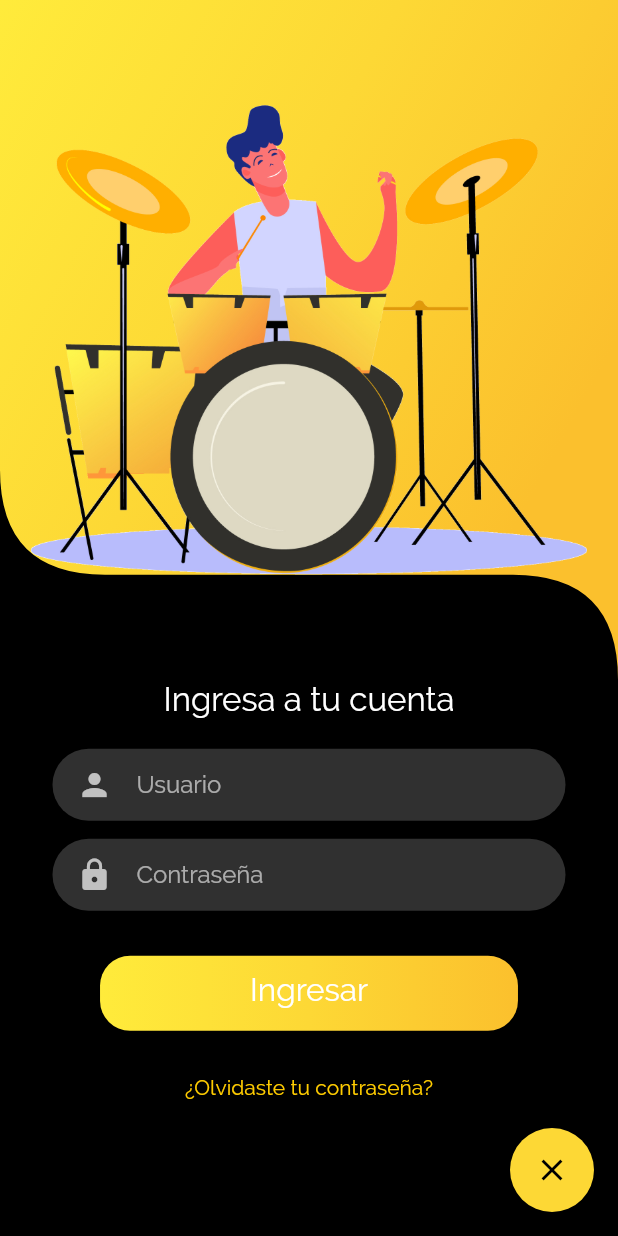
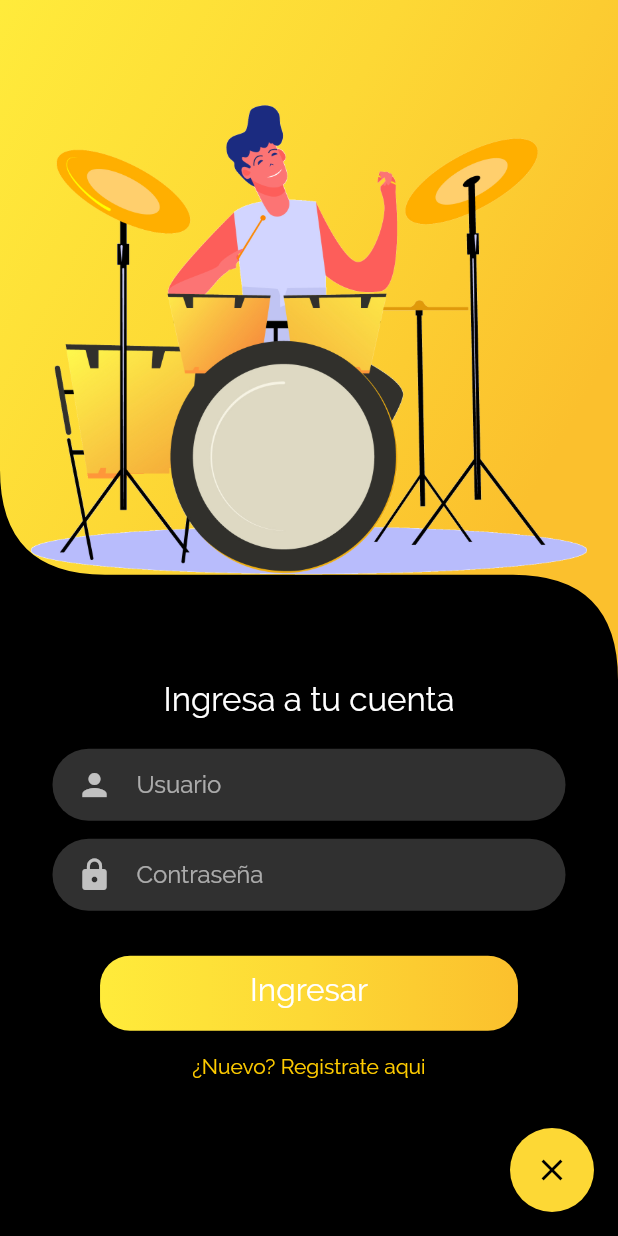
Before and after one commit to luisyozil/Proyecto_Ubicua, a Flutter app: the Login2 screen opened directly, on a phone screen of 412 x 824 dp. Run offline on Flutter 3.47's test engine with Material 2 defaults, Android fonts, the phone set to English and light mode, and no system bars; our stand-ins replace cloud_firestore, firebase_auth, firebase_storage, image_picker, material_design_icons_flutter, simple_animations; missing offline and left inert: flutter_slider_indicator; accounts and stored records are empty.

Commit message:
Se agrego boton de registro

```diff
--- a/lib/login2.dart
+++ b/lib/login2.dart
@@ -96,12 +96,15 @@ class _FormLoginState extends State<FormLogin> {
 
   Future<void> Verifica() async {
     final formstate = _formkey.currentState;
-    if(formstate.validate()){
+    if (formstate.validate()) {
       formstate.save();
-      try{
-        AuthResult usuario = await FirebaseAuth.instance.signInWithEmailAndPassword(email: _email.text.trim(), password: _pass.text);
-        Navigator.push(context, MaterialPageRoute(builder: (context)=>Inicio(usuario.user)));
-      }catch(error){
+      try {
+        AuthResult usuario = await FirebaseAuth.instance
+            .signInWithEmailAndPassword(
+                email: _email.text.trim(), password: _pass.text);
+        Navigator.push(context,
+            MaterialPageRoute(builder: (context) => Inicio(usuario.user)));
+      } catch (error) {
         print(error.toString());
       }
     }
@@ -131,9 +134,8 @@ class _FormLoginState extends State<FormLogin> {
               child: Padding(
                 padding: EdgeInsets.only(left: 16, right: 16),
                 child: TextFormField(
-                  validator: (input){
-                    if(input.isEmpty)
-                      return "Ingrese su Correo";
+                  validator: (input) {
+                    if (input.isEmpty) return "Ingrese su Correo";
                   },
                   onSaved: (input) => _email.text = input,
                   controller: _email,
@@ -153,9 +155,8 @@ class _FormLoginState extends State<FormLogin> {
               child: Padding(
                 padding: EdgeInsets.only(left: 16, right: 16),
                 child: TextFormField(
-                  validator: (input){
-                    if(input.isEmpty)
-                      return 'Ingrese su Contraseña';
+                  validator: (input) {
+                    if (input.isEmpty) return 'Ingrese su Contraseña';
                   },
                   onSaved: (input) => _pass.text = input,
                   controller: _pass,
@@ -194,12 +195,14 @@ class _FormLoginState extends State<FormLogin> {
               child: const Text('Ingresar', style: TextStyle(fontSize: 21)),
             ),
           ),
-          SizedBox(
-            height: 30,
-          ),
-          Text(
-            "¿Olvidaste tu contraseña?",
-            style: TextStyle(color: Color.fromARGB(255, 255, 204, 0)),
+          FlatButton(
+            onPressed: (){
+              //TODO aqui se llama el formulario para registro
+            },
+            child: Text(
+              "¿Nuevo? Registrate aqui",
+              style: TextStyle(color: Color.fromARGB(255, 255, 204, 0)),
+            ),
           ),
         ],
       ),
```
